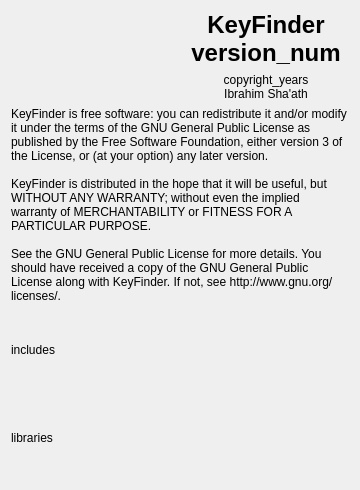
Above: aboutdialog.ui from ibsh/is_KeyFinder before the change. Below: the same form after it.
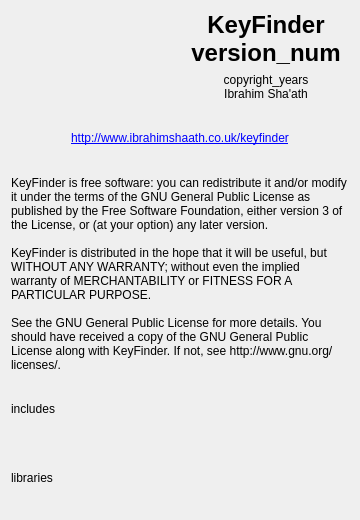
That is the form after the change. Icons and pictures are not drawn.

Commit message: About screen amendments

The edit to the form file:
```diff
--- a/aboutdialog.ui
+++ b/aboutdialog.ui
@@ -7,7 +7,7 @@
     <x>0</x>
     <y>0</y>
     <width>360</width>
-    <height>490</height>
+    <height>520</height>
    </rect>
   </property>
   <property name="sizePolicy">
@@ -16,16 +16,10 @@
     <verstretch>0</verstretch>
    </sizepolicy>
   </property>
-  <property name="minimumSize">
-   <size>
-    <width>360</width>
-    <height>490</height>
-   </size>
-  </property>
   <property name="maximumSize">
    <size>
     <width>360</width>
-    <height>490</height>
+    <height>520</height>
    </size>
   </property>
   <property name="locale">
@@ -80,7 +74,20 @@
    <item row="2" column="0" colspan="2">
     <layout class="QVBoxLayout" name="verticalLayout">
      <item>
-      <widget class="QLabel" name="label_3_gpl">
+      <widget class="QLabel" name="label_3_website">
+       <property name="text">
+        <string notr="true">&lt;a href=&quot;http://www.ibrahimshaath.co.uk/keyfinder&quot;&gt;http://www.ibrahimshaath.co.uk/keyfinder&lt;/a&gt;</string>
+       </property>
+       <property name="alignment">
+        <set>Qt::AlignCenter</set>
+       </property>
+       <property name="wordWrap">
+        <bool>true</bool>
+       </property>
+      </widget>
+     </item>
+     <item>
+      <widget class="QLabel" name="label_4_gpl">
        <property name="text">
         <string notr="true">KeyFinder is free software: you can redistribute it and/or modify it under the terms of the GNU General Public License as published by the Free Software Foundation, either version 3 of the License, or (at your option) any later version.
 
```
Left out of the diff: 4 changed lines with no effect on the pictures. The commit also changes 2 other files.
